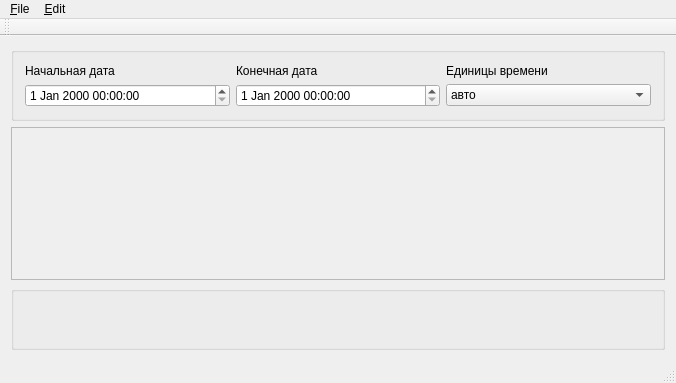
DarkHobbit/chronoline, file src/ChronoLineDemo/mainwindow.ui: the form before one commit.
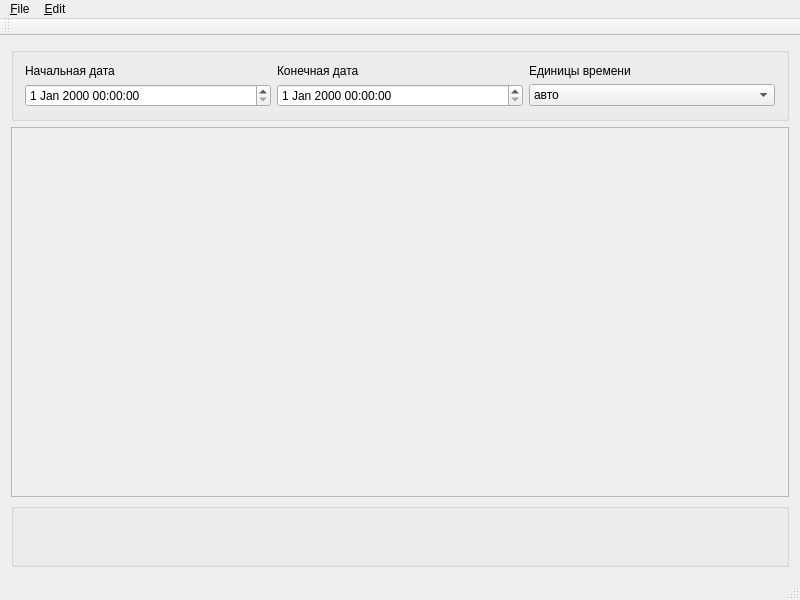
The form after the commit.

Patch:
```diff
--- a/src/ChronoLineDemo/mainwindow.ui
+++ b/src/ChronoLineDemo/mainwindow.ui
@@ -6,8 +6,8 @@
    <rect>
     <x>0</x>
     <y>0</y>
-    <width>676</width>
-    <height>383</height>
+    <width>800</width>
+    <height>600</height>
    </rect>
   </property>
   <property name="windowTitle">
```
